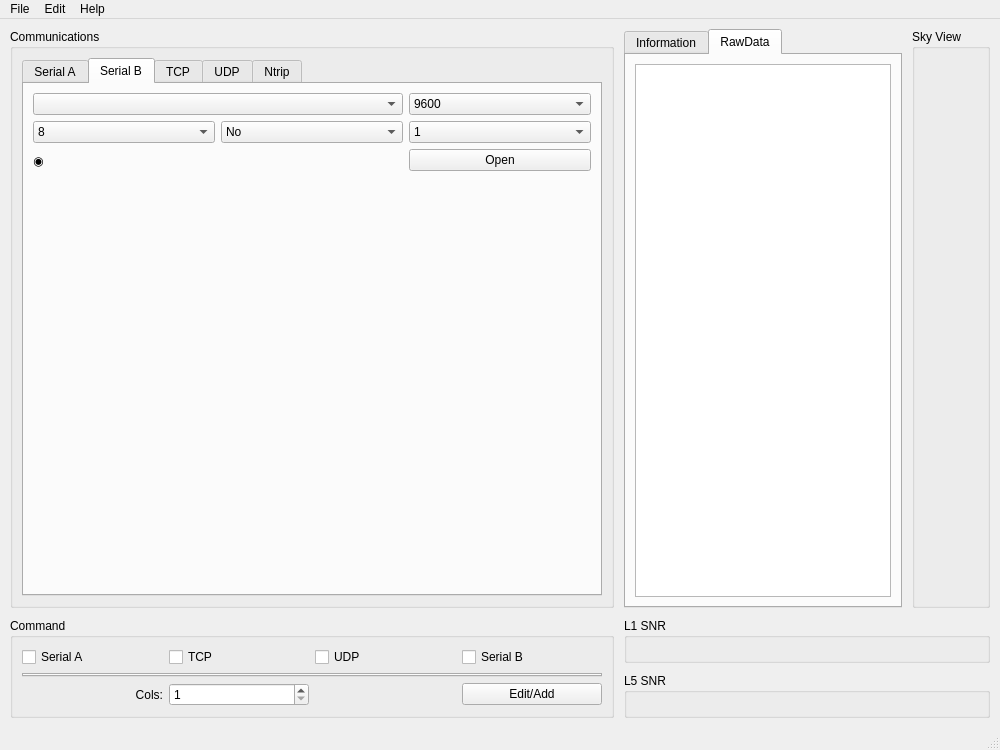
First picture: the form in src/mainwindow.ui, repository hdgnss/GnssView, before the edit.
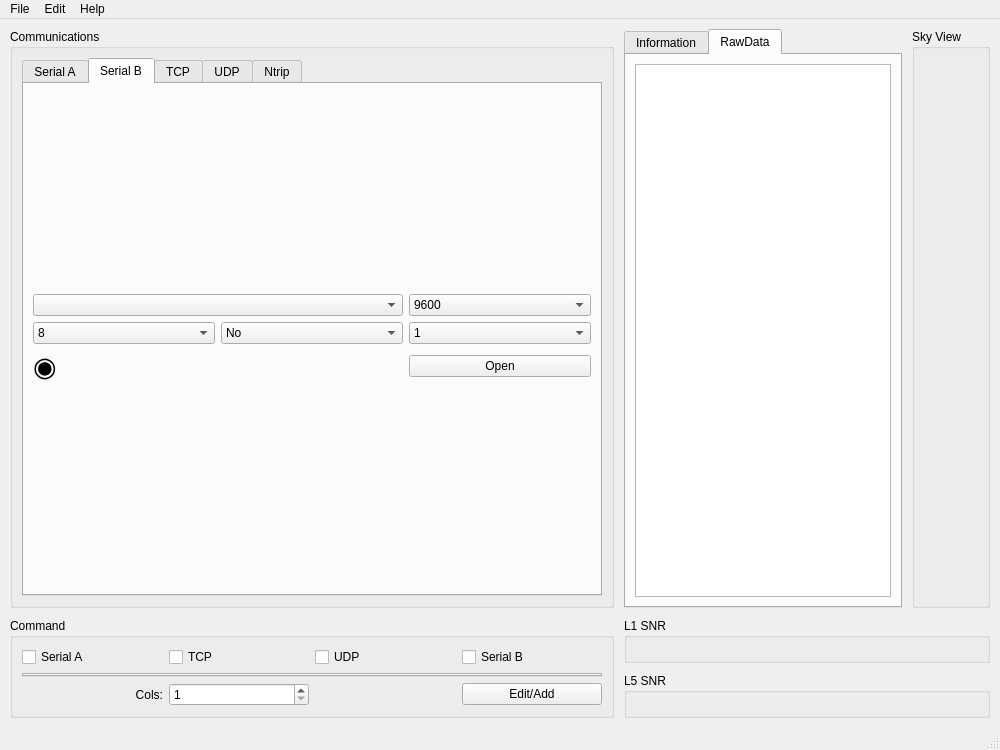
Second picture: the form after the edit. The open tabs and pages were chosen to show the change. Custom widgets are drawn as their Qt base class.

What changed in the file:
```diff
--- a/src/mainwindow.ui
+++ b/src/mainwindow.ui
@@ -360,26 +360,19 @@
              </item>
              <item row="2" column="0">
               <widget class="QLabel" name="labelStatusSerialB">
-               <property name="text">
+                <property name="font">
+                 <font>
+                  <pointsize>20</pointsize>
+                  <bold>true</bold>
+                 </font>
+                </property>
+                <property name="text">
                 <string>◉</string>
                </property>
               </widget>
              </item>
             </layout>
            </item>
-           <item row="1" column="0">
-            <spacer name="spacerSerialB">
-             <property name="orientation">
-              <enum>Qt::Orientation::Vertical</enum>
-             </property>
-             <property name="sizeHint" stdset="0">
-              <size>
-               <width>0</width>
-               <height>0</height>
-              </size>
-             </property>
-            </spacer>
-           </item>
           </layout>
          </widget>
          <widget class="QWidget" name="tabTcp">
```
Left out of the diff: 13 changed lines with no effect on the pictures.
